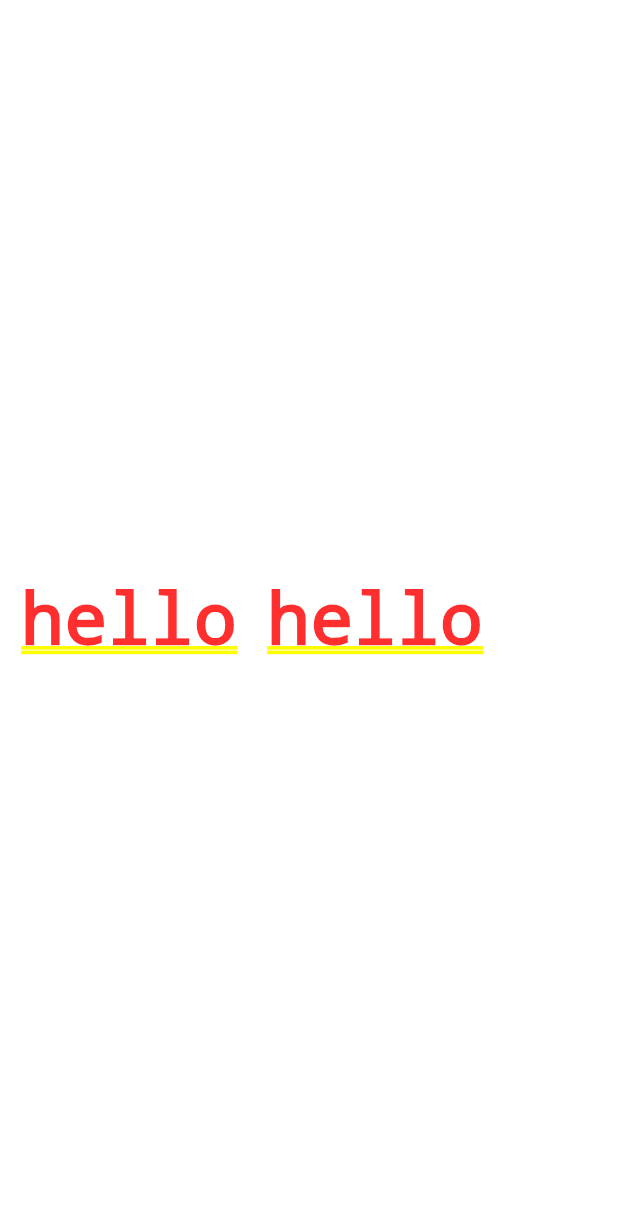
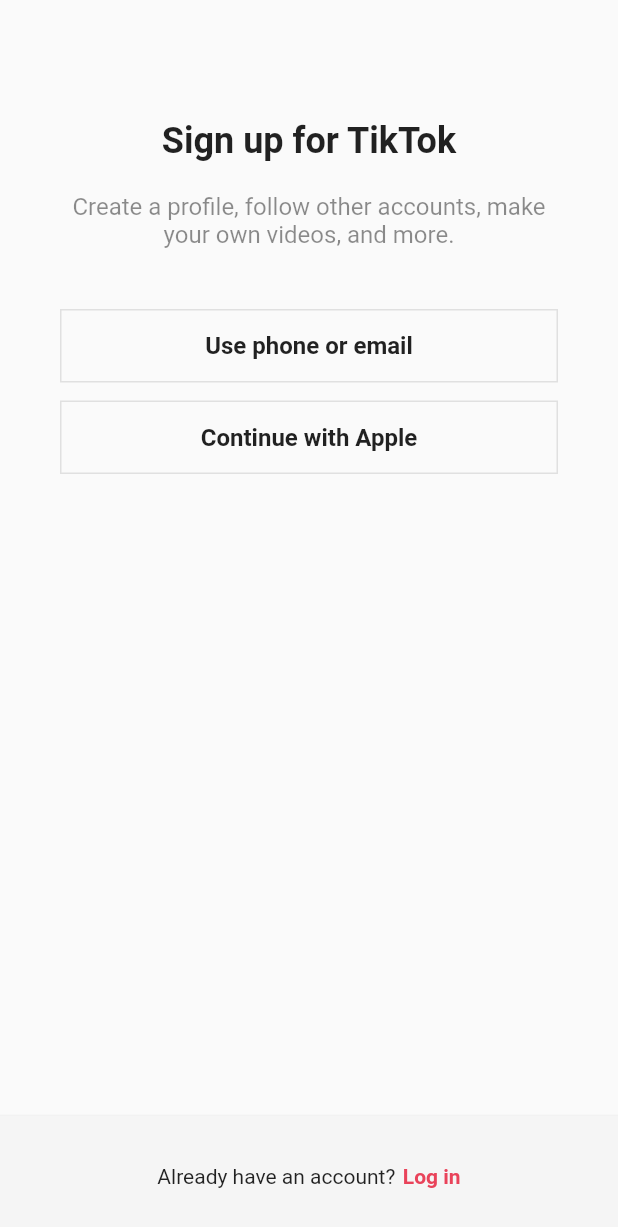
Before and after one commit to seonghwii/tiktok_clone, a Flutter app: the screen it shows after launch, on a phone screen of 412 x 824 dp. Shown: the top 1227 px of the screen. Run offline on Flutter 3.47's test engine with Material 2 defaults, Android fonts, the phone set to English and light mode, and no system bars.

Commit message:
230304_회원가입/로그인/버튼 생성 완료(4.1)

```diff
--- /dev/null
+++ b/lib/constants/features/authentication/sign_up_screen.dart
@@ -0,0 +1,80 @@
+import 'package:flutter/material.dart';
+import 'package:tictok_clone/constants/features/widgets/auth_button.dart';
+import 'package:tictok_clone/constants/gaps.dart';
+import 'package:tictok_clone/constants/features/authentication/login_screen.dart';
+import 'package:tictok_clone/constants/sizes.dart';
+
+class SignUpScreen extends StatelessWidget {
+  const SignUpScreen({super.key});
+
+  void onLoginTap(BuildContext context) {
+    Navigator.of(context).push(
+      MaterialPageRoute(
+        builder: (context) =>
+            const LoginScreen(), // log in 텍스트를 클릭할 때 LoginSCreen을 보여준다.
+      ),
+    );
+  }
+
+  @override
+  Widget build(BuildContext context) {
+    return Scaffold(
+      body: const SafeArea(
+        child: Padding(
+          padding: EdgeInsets.symmetric(
+            horizontal: Sizes.size40,
+          ),
+          child: Column(children: [
+            Gaps.v80,
+            Text(
+              "Sign up for TikTok",
+              style: TextStyle(
+                fontSize: Sizes.size24,
+                fontWeight: FontWeight.w700,
+              ),
+            ),
+            Gaps.v20,
+            Text(
+              "Create a profile, follow other accounts, make your own videos, and more.",
+              style: TextStyle(
+                fontSize: Sizes.size16,
+                color: Colors.black45,
+              ),
+              textAlign: TextAlign.center,
+            ),
+            Gaps.v40,
+            AuthButton(text: "Use phone or email"),
+            Gaps.v12,
+            AuthButton(text: "Continue with Apple"),
+          ]),
+        ),
+      ),
+      bottomNavigationBar: BottomAppBar(
+        color: Colors.grey.shade100,
+        elevation: 2,
+        child: Padding(
+          padding: const EdgeInsets.symmetric(vertical: Sizes.size32),
+          child: Row(
+            mainAxisAlignment: MainAxisAlignment.center,
+            children: [
+              const Text(
+                "Already have an account?",
+              ),
+              Gaps.h5,
+              GestureDetector(
+                onTap: () => onLoginTap(context),
+                child: Text(
+                  "Log in",
+                  style: TextStyle(
+                    color: Theme.of(context).primaryColor,
+                    fontWeight: FontWeight.w600,
+                  ),
+                ),
+              ),
+            ],
+          ),
+        ),
+      ),
+    );
+  }
+}
--- /dev/null
+++ b/lib/constants/features/widgets/auth_button.dart
@@ -0,0 +1,37 @@
+import 'package:flutter/material.dart';
+import 'package:tictok_clone/constants/sizes.dart';
+
+class AuthButton extends StatelessWidget {
+  final String text;
+
+  const AuthButton({
+    super.key,
+    required this.text,
+  });
+
+  @override
+  Widget build(BuildContext context) {
+    return FractionallySizedBox(
+      widthFactor: 1,
+      child: Container(
+        padding: const EdgeInsets.symmetric(
+          vertical: Sizes.size14,
+        ),
+        decoration: BoxDecoration(
+          border: Border.all(
+            color: Colors.grey.shade300,
+            width: Sizes.size1,
+          ),
+        ),
+        child: Text(
+          text,
+          textAlign: TextAlign.center,
+          style: const TextStyle(
+            fontSize: Sizes.size16,
+            fontWeight: FontWeight.w600,
+          ),
+        ),
+      ),
+    );
+  }
+}
--- a/lib/main.dart
+++ b/lib/main.dart
@@ -1,6 +1,5 @@
 import 'package:flutter/material.dart';
-import 'package:tictok_clone/constants/gaps.dart';
-import 'package:tictok_clone/constants/sizes.dart';
+import 'package:tictok_clone/constants/features/authentication/sign_up_screen.dart';
 
 void main() {
   runApp(const TikTokApp());
@@ -15,18 +14,11 @@
     return MaterialApp(
       title: 'TikTok Clone',
       theme: ThemeData(
-        primaryColor: const Color(0xFFE9435A,), // 틱톡 original 색상 지정
-),
-      home: Padding(
-        padding: EdgeInsets.all(Sizes.size14,), // Sizes 사용법
-        child: Row(
-          children: [
-            Text('hello'),
-            Gaps.h20,
-            Text('hello'),
-          ],
-        ),
+        primaryColor: const Color(
+          0xFFE9435A,
+        ), // 틱톡 original 색상 지정
       ),
+      home: const SignUpScreen(),
     );
   }
 }
```
Also changed, not shown: lib/constants/features/authentication/login_screen.dart (added, +70 -0 lines), lib/constants/gaps.dart (line endings or trailing spaces), pubspec.lock.
